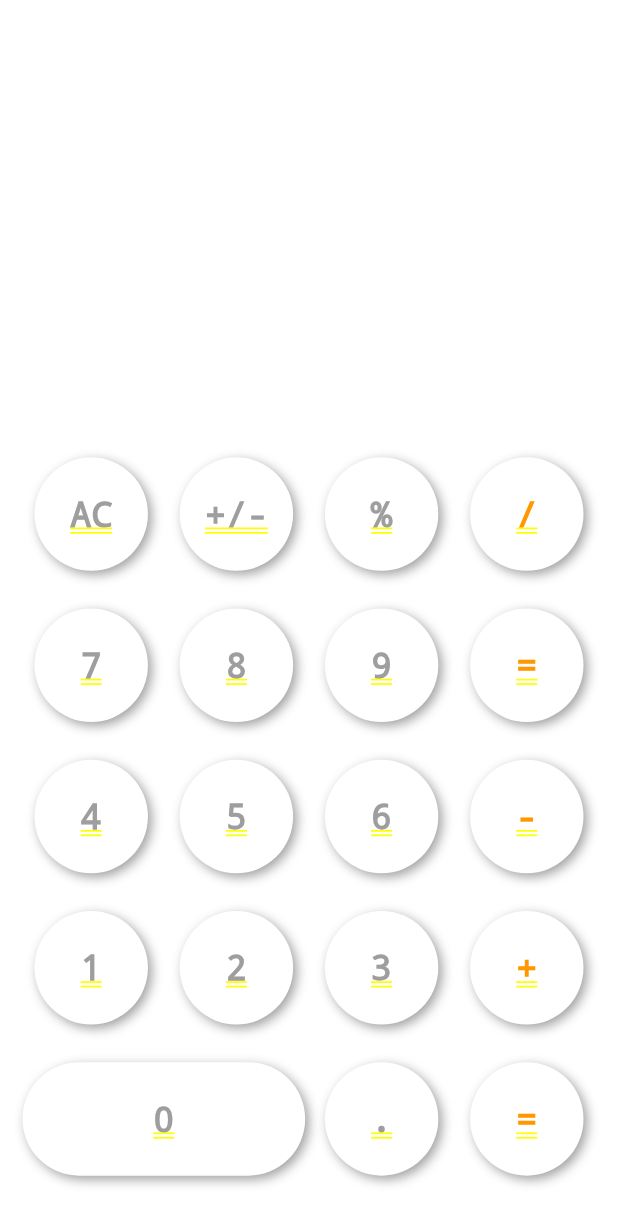
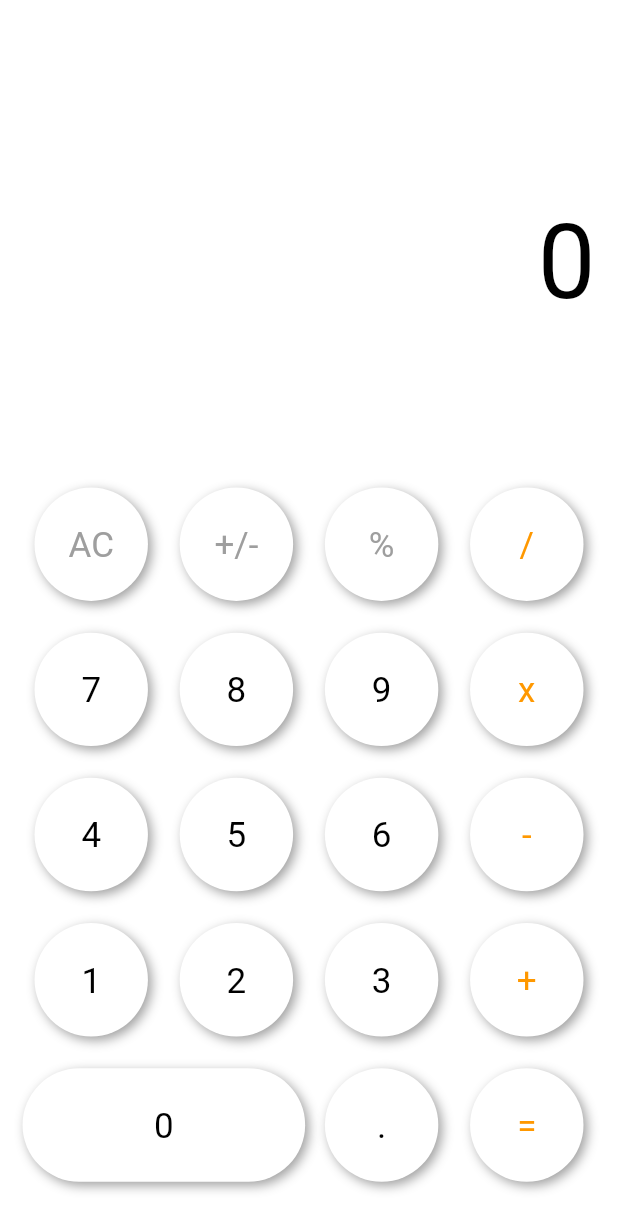
Before and after one commit to muzammilkhan169/calculator, a Flutter app: the screen it shows after launch, on a phone screen of 412 x 824 dp. Shown: the top 1231 px of the screen. Run offline on Flutter 3.47's test engine with Material 2 defaults, Android fonts, the phone set to English and light mode, and no system bars; drawn by our look-alikes of flutter_neumorphic; our stand-ins replace bloc, flutter_bloc, sizer; missing offline and left inert: function_tree.

Commit message:
calculator logic cubit implemented.

```diff
--- a/lib/app/app.dart
+++ b/lib/app/app.dart
@@ -1,6 +1,8 @@
 import 'package:calculator/app/app_routes.dart';
+import 'package:calculator/modules/calculator/cubit/calculator_cubit.dart';
 import 'package:calculator/res/strings.dart';
 import 'package:flutter/material.dart';
+import 'package:flutter_bloc/flutter_bloc.dart';
 import 'package:sizer/sizer.dart';
 
 class App extends StatelessWidget {
@@ -9,10 +11,13 @@ class App extends StatelessWidget {
   @override
   Widget build(BuildContext context) {
     return Sizer(builder: (context, orientation, deviceType) {
-      return const MaterialApp(
-        debugShowCheckedModeBanner: false,
-        onGenerateRoute: AppRoutes.onGenerates,
-        title: Strings.APP_NAME,
+      return BlocProvider(
+        create: (context) => CalculatorCubit(),
+        child: const MaterialApp(
+          debugShowCheckedModeBanner: false,
+          onGenerateRoute: AppRoutes.onGenerates,
+          title: Strings.APP_NAME,
+        ),
       );
     });
   }
--- a/lib/modules/calculator/cubit/calculator_state.dart
+++ b/lib/modules/calculator/cubit/calculator_state.dart
@@ -1,6 +1,6 @@
 part of 'calculator_cubit.dart';
 
-@immutable
-abstract class CalculatorState {}
-
-class CalculatorInitial extends CalculatorState {}
+class CalculatorState {
+  final double answer;
+  CalculatorState({required this.answer});
+}
--- a/lib/modules/calculator/views/calculator_screen.dart
+++ b/lib/modules/calculator/views/calculator_screen.dart
@@ -1,221 +1,39 @@
+import 'package:calculator/modules/calculator/widgets/calculator_display_widget.dart';
+import 'package:calculator/modules/calculator/widgets/keypad_widget.dart';
 import 'package:calculator/res/color_codes.dart';
-import 'package:calculator/res/strings.dart';
-import 'package:calculator/res/styles.dart';
-import 'package:calculator/widgets/neumorphic_button.dart';
 import 'package:flutter/material.dart';
-import 'package:sizer/sizer.dart';
 
 class CalculatorScreen extends StatelessWidget {
   const CalculatorScreen({Key? key}) : super(key: key);
 
   @override
   Widget build(BuildContext context) {
+    return Scaffold(appBar: appBarWidget(), body: bodyWidget());
+  }
+
+  appBarWidget() {
+    return AppBar(
+      backgroundColor: ColorCodes.WHITE_COLOR,
+      elevation: 0,
+    );
+  }
+
+  bodyWidget() {
     return Container(
       padding: const EdgeInsets.all(15),
-      height: 100.0.h,
-      width: 100.0.w,
       color: ColorCodes.WHITE_COLOR,
       child: Column(
-        children: [
-          Expanded(child: counterWidget(), flex: 2),
+        children: const [
           Expanded(
-            child: keypadWidget(),
-            flex: 4,
+            child: CalculatorDisplayWidget(),
+            flex: 2,
+          ),
+          Expanded(
+            child: KeyPadWidget(),
+            flex: 7,
           )
         ],
       ),
     );
   }
-
-  counterWidget() {
-    return Container();
-  }
-
-  keypadWidget() {
-    return Column(
-      mainAxisAlignment: MainAxisAlignment.spaceEvenly,
-      children: [
-        firstRow(),
-        secondRow(),
-        thirdRow(),
-        fourthRow(),
-        fifthRow(),
-      ],
-    );
-  }
-
-  firstRow() {
-    return Row(
-      mainAxisAlignment: MainAxisAlignment.spaceBetween,
-      children: [
-        CustomNeumorphicButton(
-            child: Text(
-              Strings.AC,
-              style: Styles.textStyles(
-                  color: ColorCodes.GREY_COLOR, textSize: 17.0.sp),
-            ),
-            onTap: () {}),
-        CustomNeumorphicButton(
-            child: Text(
-              Strings.PLUS_SLASH_MINUS,
-              style: Styles.textStyles(
-                  color: ColorCodes.GREY_COLOR, textSize: 17.0.sp),
-            ),
-            onTap: () {}),
-        CustomNeumorphicButton(
-            child: Text(
-              Strings.PERCENTAGE,
-              style: Styles.textStyles(
-                  color: ColorCodes.GREY_COLOR, textSize: 17.0.sp),
-            ),
-            onTap: () {}),
-        CustomNeumorphicButton(
-            child: Text(
-              Strings.DIVIDE,
-              style: Styles.textStyles(
-                  color: ColorCodes.ORANGE_COLOR, textSize: 17.0.sp),
-            ),
-            onTap: () {}),
-      ],
-    );
-  }
-
-  secondRow() {
-    return Row(
-      mainAxisAlignment: MainAxisAlignment.spaceBetween,
-      children: [
-        CustomNeumorphicButton(
-            child: Text(
-              Strings.KEYPAD_7,
-              style: Styles.textStyles(
-                  color: ColorCodes.GREY_COLOR, textSize: 17.0.sp),
-            ),
-            onTap: () {}),
-        CustomNeumorphicButton(
-            child: Text(
-              Strings.KEYPAD_8,
-              style: Styles.textStyles(
-                  color: ColorCodes.GREY_COLOR, textSize: 17.0.sp),
-            ),
-            onTap: () {}),
-        CustomNeumorphicButton(
-            child: Text(
-              Strings.KEYPAD_9,
-              style: Styles.textStyles(
-                  color: ColorCodes.GREY_COLOR, textSize: 17.0.sp),
-            ),
-            onTap: () {}),
-        CustomNeumorphicButton(
-            child: Text(
-              Strings.EQUALS,
-              style: Styles.textStyles(
-                  color: ColorCodes.ORANGE_COLOR, textSize: 17.0.sp),
-            ),
-            onTap: () {})
-      ],
-    );
-  }
-
-  thirdRow() {
-    return Row(
-      mainAxisAlignment: MainAxisAlignment.spaceBetween,
-      children: [
-        CustomNeumorphicButton(
-            child: Text(
-              Strings.KEYPAD_4,
-              style: Styles.textStyles(
-                  color: ColorCodes.GREY_COLOR, textSize: 17.0.sp),
-            ),
-            onTap: () {}),
-        CustomNeumorphicButton(
-            child: Text(
-              Strings.KEYPAD_5,
-              style: Styles.textStyles(
-                  color: ColorCodes.GREY_COLOR, textSize: 17.0.sp),
-            ),
-            onTap: () {}),
-        CustomNeumorphicButton(
-            child: Text(
-              Strings.KEYPAD_6,
-              style: Styles.textStyles(
-                  color: ColorCodes.GREY_COLOR, textSize: 17.0.sp),
-            ),
-            onTap: () {}),
-        CustomNeumorphicButton(
-            child: Text(
-              Strings.MINUS,
-              style: Styles.textStyles(
-                  color: ColorCodes.ORANGE_COLOR, textSize: 17.0.sp),
-            ),
-            onTap: () {})
-      ],
-    );
-  }
-
-  fourthRow() {
-    return Row(
-      mainAxisAlignment: MainAxisAlignment.spaceBetween,
-      children: [
-        CustomNeumorphicButton(
-            child: Text(
-              Strings.KEYPAD_1,
-              style: Styles.textStyles(
-                  color: ColorCodes.GREY_COLOR, textSize: 17.0.sp),
-            ),
-            onTap: () {}),
-        CustomNeumorphicButton(
-            child: Text(
-              Strings.KEYPAD_2,
-              style: Styles.textStyles(
-                  color: ColorCodes.GREY_COLOR, textSize: 17.0.sp),
-            ),
-            onTap: () {}),
-        CustomNeumorphicButton(
-            child: Text(
-              Strings.KEYPAD_3,
-              style: Styles.textStyles(
-                  color: ColorCodes.GREY_COLOR, textSize: 17.0.sp),
-            ),
-            onTap: () {}),
-        CustomNeumorphicButton(
-            child: Text(
-              Strings.PLUS,
-              style: Styles.textStyles(
-                  color: ColorCodes.ORANGE_COLOR, textSize: 17.0.sp),
-            ),
-            onTap: () {})
-      ],
-    );
-  }
-
-  fifthRow() {
-    return Row(
-      mainAxisAlignment: MainAxisAlignment.spaceBetween,
-      children: [
-        CustomNeumorphicButton(
-            width: 37.0.w,
-            isRounded: false,
-            child: Text(
-              Strings.KEYPAD_0,
-              style: Styles.textStyles(
-                  color: ColorCodes.GREY_COLOR, textSize: 17.0.sp),
-            ),
-            onTap: () {}),
-        CustomNeumorphicButton(
-            child: Text(
-              Strings.POINT,
-              style: Styles.textStyles(
-                  color: ColorCodes.GREY_COLOR, textSize: 17.0.sp),
-            ),
-            onTap: () {}),
-        CustomNeumorphicButton(
-            child: Text(
-              Strings.EQUALS,
-              style: Styles.textStyles(
-                  color: ColorCodes.ORANGE_COLOR, textSize: 17.0.sp),
-            ),
-            onTap: () {})
-      ],
-    );
-  }
 }
--- /dev/null
+++ b/lib/modules/calculator/widgets/calculator_display_widget.dart
@@ -0,0 +1,33 @@
+import 'package:calculator/modules/calculator/cubit/calculator_cubit.dart';
+import 'package:calculator/res/color_codes.dart';
+import 'package:calculator/res/regex.dart';
+import 'package:calculator/res/styles.dart';
+import 'package:calculator/utils/utils.dart';
+import 'package:flutter/cupertino.dart';
+import 'package:flutter/material.dart';
+import 'package:flutter_bloc/flutter_bloc.dart';
+import 'package:sizer/sizer.dart';
+
+class CalculatorDisplayWidget extends StatelessWidget {
+  const CalculatorDisplayWidget({Key? key}) : super(key: key);
+
+  @override
+  Widget build(BuildContext context) {
+    return BlocBuilder<CalculatorCubit, CalculatorState>(
+        builder: (context, state) {
+      return Container(
+        margin: EdgeInsets.only(bottom: 5.0.w),
+        alignment: Alignment.bottomRight,
+        child: Text(
+         Utils. removeTrailingZeros(state.answer.toString()),
+          style: Styles.textStyles(
+            color: ColorCodes.BLACK_COLOR,
+            textSize: 50.0.sp,
+          ),
+        ),
+      );
+    });
+  }
+
+
+}
--- /dev/null
+++ b/lib/modules/calculator/widgets/keypad_widget.dart
@@ -0,0 +1,292 @@
+import 'package:calculator/modules/calculator/cubit/calculator_cubit.dart';
+import 'package:calculator/res/color_codes.dart';
+import 'package:calculator/res/strings.dart';
+import 'package:calculator/res/styles.dart';
+import 'package:calculator/widgets/neumorphic_button.dart';
+import 'package:flutter/material.dart';
+import 'package:sizer/sizer.dart';
+import 'package:flutter_bloc/flutter_bloc.dart';
+
+class KeyPadWidget extends StatefulWidget {
+  const KeyPadWidget({Key? key}) : super(key: key);
+
+  @override
+  State<KeyPadWidget> createState() => _KeyPadWidgetState();
+}
+
+class _KeyPadWidgetState extends State<KeyPadWidget> {
+  String expression = "";
+  @override
+  Widget build(BuildContext context) {
+    return Column(
+      mainAxisAlignment: MainAxisAlignment.spaceEvenly,
+      children: [
+        expressionDisplayWidget(),
+        firstRow(),
+        secondRow(),
+        thirdRow(),
+        fourthRow(),
+        fifthRow(),
+      ],
+    );
+  }
+
+  expressionDisplayWidget() {
+    return Container(
+        margin: EdgeInsets.only(bottom: 5.0.w),
+        alignment: Alignment.bottomRight,
+        width: 100.0.w,
+        child: Text(expression,
+            style: Styles.textStyles(
+              color: ColorCodes.ORANGE_COLOR,
+              textSize: 17.0.sp,
+            )));
+  }
+
+  firstRow() {
+    return Row(
+      mainAxisAlignment: MainAxisAlignment.spaceBetween,
+      children: [
+        CustomNeumorphicButton(
+            child: Text(
+              Strings.AC,
+              style: Styles.textStyles(
+                  color: ColorCodes.GREY_COLOR, textSize: 17.0.sp),
+            ),
+            onTap: () {
+              setState(() {
+                expression = "";
+              });
+              context.read<CalculatorCubit>().resetValues();
+            }),
+        CustomNeumorphicButton(
+            child: Text(
+              Strings.PLUS_SLASH_MINUS,
+              style: Styles.textStyles(
+                  color: ColorCodes.GREY_COLOR, textSize: 17.0.sp),
+            ),
+            onTap: () {}),
+        CustomNeumorphicButton(
+            child: Text(
+              Strings.PERCENTAGE,
+              style: Styles.textStyles(
+                  color: ColorCodes.GREY_COLOR, textSize: 17.0.sp),
+            ),
+            onTap: () {}),
+        CustomNeumorphicButton(
+            child: Text(
+              Strings.DIVIDE,
+              style: Styles.textStyles(
+                  color: ColorCodes.ORANGE_COLOR, textSize: 17.0.sp),
+            ),
+            onTap: () {
+              setState(() {
+                expression = expression + " ${Strings.DIVIDE} ";
+              });
+            }),
+      ],
+    );
+  }
+
+  secondRow() {
+    return Row(
+      mainAxisAlignment: MainAxisAlignment.spaceBetween,
+      children: [
+        CustomNeumorphicButton(
+            child: Text(
+              Strings.KEYPAD_7,
+              style: Styles.textStyles(
+                  color: ColorCodes.BLACK_COLOR, textSize: 17.0.sp),
+            ),
+            onTap: () {
+              setState(() {
+                expression = expression + Strings.KEYPAD_7;
+              });
+            }),
+        CustomNeumorphicButton(
+            child: Text(
+              Strings.KEYPAD_8,
+              style: Styles.textStyles(
+                  color: ColorCodes.BLACK_COLOR, textSize: 17.0.sp),
+            ),
+            onTap: () {
+              setState(() {
+                expression = expression + Strings.KEYPAD_8;
+              });
+            }),
+        CustomNeumorphicButton(
+            child: Text(
+              Strings.KEYPAD_9,
+              style: Styles.textStyles(
+                  color: ColorCodes.BLACK_COLOR, textSize: 17.0.sp),
+            ),
+            onTap: () {
+              setState(() {
+                expression = expression + Strings.KEYPAD_9;
+              });
+            }),
+        CustomNeumorphicButton(
+            child: Text(
+              Strings.MULTIPLY,
+              style: Styles.textStyles(
+                  color: ColorCodes.ORANGE_COLOR, textSize: 17.0.sp),
+            ),
+            onTap: () {
+              setState(() {
+                expression = expression + " * ";
+              });
+            })
+      ],
+    );
+  }
+
+  thirdRow() {
+    return Row(
+      mainAxisAlignment: MainAxisAlignment.spaceBetween,
+      children: [
+        CustomNeumorphicButton(
+            child: Text(
+              Strings.KEYPAD_4,
+              style: Styles.textStyles(
+                  color: ColorCodes.BLACK_COLOR, textSize: 17.0.sp),
+            ),
+            onTap: () {
+              setState(() {
+                expression = expression + Strings.KEYPAD_4;
+              });
+            }),
+        CustomNeumorphicButton(
+            child: Text(
+              Strings.KEYPAD_5,
+              style: Styles.textStyles(
+                  color: ColorCodes.BLACK_COLOR, textSize: 17.0.sp),
+            ),
+            onTap: () {
+              setState(() {
+                expression = expression + Strings.KEYPAD_5;
+              });
+            }),
+        CustomNeumorphicButton(
+            child: Text(
+              Strings.KEYPAD_6,
+              style: Styles.textStyles(
+                  color: ColorCodes.BLACK_COLOR, textSize: 17.0.sp),
+            ),
+            onTap: () {
+              setState(() {
+                expression = expression + Strings.KEYPAD_6;
+              });
+            }),
+        CustomNeumorphicButton(
+            child: Text(
+              Strings.MINUS,
+              style: Styles.textStyles(
+                  color: ColorCodes.ORANGE_COLOR, textSize: 17.0.sp),
+            ),
+            onTap: () {
+              setState(() {
+                expression = expression + " ${Strings.MINUS} ";
+              });
+            })
+      ],
+    );
+  }
+
+  fourthRow() {
+    return Row(
+      mainAxisAlignment: MainAxisAlignment.spaceBetween,
+      children: [
+        CustomNeumorphicButton(
+            child: Text(
+              Strings.KEYPAD_1,
+              style: Styles.textStyles(
+                  color: ColorCodes.BLACK_COLOR, textSize: 17.0.sp),
+            ),
+            onTap: () {
+              setState(() {
+                expression = expression + Strings.KEYPAD_1;
+              });
+            }),
+        CustomNeumorphicButton(
+            child: Text(
+              Strings.KEYPAD_2,
+              style: Styles.textStyles(
+                  color: ColorCodes.BLACK_COLOR, textSize: 17.0.sp),
+            ),
+            onTap: () {
+              setState(() {
+                expression = expression + Strings.KEYPAD_2;
+              });
+            }),
+        CustomNeumorphicButton(
+            child: Text(
+              Strings.KEYPAD_3,
+              style: Styles.textStyles(
+                  color: ColorCodes.BLACK_COLOR, textSize: 17.0.sp),
+            ),
+            onTap: () {
+              setState(() {
+                expression = expression + Strings.KEYPAD_3;
+              });
+            }),
+        CustomNeumorphicButton(
+            child: Text(
+              Strings.PLUS,
+              style: Styles.textStyles(
+                  color: ColorCodes.ORANGE_COLOR, textSize: 17.0.sp),
+            ),
+            onTap: () {
+              setState(() {
+                expression = expression + " ${Strings.PLUS} ";
+              });
+            })
+      ],
+    );
+  }
+
+  fifthRow() {
+    return Row(
+      mainAxisAlignment: MainAxisAlignment.spaceBetween,
+      children: [
+        CustomNeumorphicButton(
+            width: 37.0.w,
+            isRounded: false,
+            child: Text(
+              Strings.KEYPAD_0,
+              style: Styles.textStyles(
+                  color: ColorCodes.BLACK_COLOR, textSize: 17.0.sp),
+            ),
+            onTap: () {
+              setState(() {
+                expression = expression + Strings.KEYPAD_0;
+              });
+            }),
+        CustomNeumorphicButton(
+            child: Text(
+              Strings.POINT,
+              style: Styles.textStyles(
+                  color: ColorCodes.BLACK_COLOR, textSize: 17.0.sp),
+            ),
+            onTap: () {
+              setState(() {
+                expression = expression + Strings.POINT;
+              });
+            }),
+        CustomNeumorphicButton(
+            child: Text(
+              Strings.EQUALS,
+              style: Styles.textStyles(
+                  color: ColorCodes.ORANGE_COLOR, textSize: 17.0.sp),
+            ),
+            onTap: () {
+              context
+                  .read<CalculatorCubit>()
+                  .evaluateExpression(expression: expression);
+              setState(() {
+                expression = "";
+              });
+            })
+      ],
+    );
+  }
+}
--- a/lib/res/color_codes.dart
+++ b/lib/res/color_codes.dart
@@ -4,7 +4,7 @@ import 'package:flutter/material.dart';
 
 class ColorCodes {
   static const Color WHITE_COLOR = Colors.white;
-  static const Color BLACK_COLOR = Colors.white;
+  static const Color BLACK_COLOR = Colors.black;
   static const Color GREY_COLOR = Colors.grey;
   static const Color ORANGE_COLOR = Colors.orange;
 }
--- /dev/null
+++ b/lib/res/regex.dart
@@ -0,0 +1,5 @@
+class Regex {
+  static Pattern decimalPointRegex() {
+    return RegExp(r"([.]*0+)(?!.*\d)");
+  }
+}
--- a/lib/res/strings.dart
+++ b/lib/res/strings.dart
@@ -12,7 +12,7 @@ class Strings {
   static const String MINUS = "-";
   static const String PERCENTAGE = "%";
   static const String DIVIDE = "/";
-  static const String MUTIPLY = "x";
+  static const String MULTIPLY = "x";
   static const String EQUALS = "=";
   static const String POINT = ".";
 
--- a/lib/res/styles.dart
+++ b/lib/res/styles.dart
@@ -2,7 +2,12 @@ import 'package:flutter/cupertino.dart';
 
 class Styles {
   static TextStyle textStyles(
-      {required Color color, required double textSize}) {
-    return TextStyle(color: color, fontSize: textSize);
+      {required Color color,
+      required double textSize,
+      FontWeight? fontWeight}) {
+    return TextStyle(
+        color: color,
+        fontSize: textSize,
+        fontWeight: fontWeight ?? FontWeight.normal);
   }
 }
--- /dev/null
+++ b/lib/utils/utils.dart
@@ -0,0 +1,7 @@
+import 'package:calculator/res/regex.dart';
+
+class Utils {
+  static String removeTrailingZeros(String n) {
+    return n.replaceAll(Regex.decimalPointRegex(), "");
+  }
+}
--- a/pubspec.yaml
+++ b/pubspec.yaml
@@ -40,7 +40,7 @@ dependencies:
     git:
       url: https://github.com/tsvillain/Flutter-Neumorphic.git
   sizer: ^2.0.15
-
+  function_tree: ^0.8.12
 
 dev_dependencies:
   flutter_test:
```
Also changed, not shown: lib/modules/calculator/cubit/calculator_cubit.dart (+10 -2 lines), pubspec.lock.
